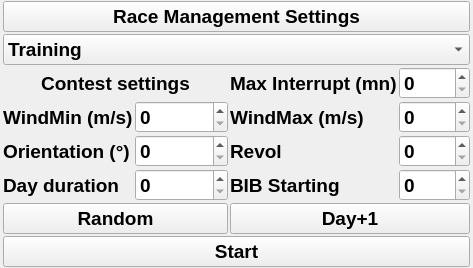
This is F3FChrono/gui/WConfig.ui in jomarin38/F3FChrono as Qt 5 draws it before an edit. The edited form follows.
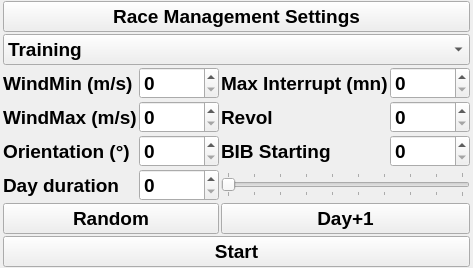
This is the edited form.

Commit message: Settings adding slider for sound volume, noise volume and bib start cleaning settings parameters (gui, config.json, py files) chrono red background for better visibility

What changed in the file:
```diff
--- a/F3FChrono/gui/WConfig.ui
+++ b/F3FChrono/gui/WConfig.ui
@@ -42,57 +42,6 @@
      <property name="spacing">
       <number>2</number>
      </property>
-     <item row="4" column="2">
-      <widget class="QLabel" name="RevolLabel">
-       <property name="font">
-        <font>
-         <pointsize>14</pointsize>
-         <weight>75</weight>
-         <bold>true</bold>
-        </font>
-       </property>
-       <property name="text">
-        <string>Revol</string>
-       </property>
-      </widget>
-     </item>
-     <item row="5" column="3">
-      <widget class="QSpinBox" name="bib_start">
-       <property name="font">
-        <font>
-         <pointsize>14</pointsize>
-         <weight>75</weight>
-         <bold>true</bold>
-        </font>
-       </property>
-      </widget>
-     </item>
-     <item row="3" column="3">
-      <widget class="QSpinBox" name="WindMaxValue">
-       <property name="font">
-        <font>
-         <pointsize>14</pointsize>
-         <weight>75</weight>
-         <bold>true</bold>
-         <kerning>true</kerning>
-        </font>
-       </property>
-      </widget>
-     </item>
-     <item row="3" column="2">
-      <widget class="QLabel" name="WindMaxLabel">
-       <property name="font">
-        <font>
-         <pointsize>14</pointsize>
-         <weight>75</weight>
-         <bold>true</bold>
-        </font>
-       </property>
-       <property name="text">
-        <string>WindMax (m/s)</string>
-       </property>
-      </widget>
-     </item>
      <item row="4" column="1">
       <widget class="QSpinBox" name="OrientationValue">
        <property name="font">
@@ -104,20 +53,6 @@
        </property>
       </widget>
      </item>
-     <item row="3" column="0">
-      <widget class="QLabel" name="WindMinLabel">
-       <property name="font">
-        <font>
-         <pointsize>14</pointsize>
-         <weight>75</weight>
-         <bold>true</bold>
-        </font>
-       </property>
-       <property name="text">
-        <string>WindMin (m/s)</string>
-       </property>
-      </widget>
-     </item>
      <item row="5" column="1">
       <widget class="QSpinBox" name="daydurationvalue">
        <property name="font">
@@ -143,20 +78,6 @@
        </property>
       </widget>
      </item>
-     <item row="5" column="2">
-      <widget class="QLabel" name="bib_start_label">
-       <property name="font">
-        <font>
-         <pointsize>14</pointsize>
-         <weight>75</weight>
-         <bold>true</bold>
-        </font>
-       </property>
-       <property name="text">
-        <string>BIB Starting</string>
-       </property>
-      </widget>
-     </item>
      <item row="2" column="3">
       <widget class="QSpinBox" name="MaxInterruptValue">
        <property name="font">
@@ -171,46 +92,6 @@
        </property>
       </widget>
      </item>
-     <item row="2" column="0" colspan="2">
-      <widget class="QLabel" name="ContestLimitLabel">
-       <property name="sizePolicy">
-        <sizepolicy hsizetype="Preferred" vsizetype="Preferred">
-         <horstretch>0</horstretch>
-         <verstretch>0</verstretch>
-        </sizepolicy>
-       </property>
-       <property name="minimumSize">
-        <size>
-         <width>225</width>
-         <height>0</height>
-        </size>
-       </property>
-       <property name="font">
-        <font>
-         <pointsize>14</pointsize>
-         <weight>75</weight>
-         <bold>true</bold>
-        </font>
-       </property>
-       <property name="text">
-        <string>Contest settings</string>
-       </property>
-       <property name="alignment">
-        <set>Qt::AlignCenter</set>
-       </property>
-      </widget>
-     </item>
-     <item row="4" column="3">
-      <widget class="QSpinBox" name="RevolValue">
-       <property name="font">
-        <font>
-         <pointsize>14</pointsize>
-         <weight>75</weight>
-         <bold>true</bold>
-        </font>
-       </property>
-      </widget>
-     </item>
      <item row="1" column="0" colspan="4">
       <widget class="QComboBox" name="ContestList">
        <property name="font">
@@ -269,17 +150,6 @@
        </property>
       </widget>
      </item>
-     <item row="3" column="1">
-      <widget class="QSpinBox" name="WindMinValue">
-       <property name="font">
-        <font>
-         <pointsize>14</pointsize>
-         <weight>75</weight>
-         <bold>true</bold>
-        </font>
-       </property>
-      </widget>
-     </item>
      <item row="7" column="0" colspan="4">
       <widget class="QPushButton" name="StartBtn">
        <property name="font">
@@ -322,6 +192,129 @@
        </property>
       </widget>
      </item>
+     <item row="2" column="0">
+      <widget class="QLabel" name="WindMinLabel">
+       <property name="font">
+        <font>
+         <pointsize>14</pointsize>
+         <weight>75</weight>
+         <bold>true</bold>
+        </font>
+       </property>
+       <property name="text">
+        <string>WindMin (m/s)</string>
+       </property>
+      </widget>
+     </item>
+     <item row="2" column="1">
+      <widget class="QSpinBox" name="WindMinValue">
+       <property name="font">
+        <font>
+         <pointsize>14</pointsize>
+         <weight>75</weight>
+         <bold>true</bold>
+        </font>
+       </property>
+      </widget>
+     </item>
+     <item row="3" column="0">
+      <widget class="QLabel" name="WindMaxLabel">
+       <property name="font">
+        <font>
+         <pointsize>14</pointsize>
+         <weight>75</weight>
+         <bold>true</bold>
+        </font>
+       </property>
+       <property name="text">
+        <string>WindMax (m/s)</string>
+       </property>
+      </widget>
+     </item>
+     <item row="3" column="1">
+      <widget class="QSpinBox" name="WindMaxValue">
+       <property name="font">
+        <font>
+         <pointsize>14</pointsize>
+         <weight>75</weight>
+         <bold>true</bold>
+         <kerning>true</kerning>
+        </font>
+       </property>
+      </widget>
+     </item>
+     <item row="3" column="2">
+      <widget class="QLabel" name="RevolLabel">
+       <property name="font">
+        <font>
+         <pointsize>14</pointsize>
+         <weight>75</weight>
+         <bold>true</bold>
+        </font>
+       </property>
+       <property name="text">
+        <string>Revol</string>
+       </property>
+      </widget>
+     </item>
+     <item row="3" column="3">
+      <widget class="QSpinBox" name="RevolValue">
+       <property name="font">
+        <font>
+         <pointsize>14</pointsize>
+         <weight>75</weight>
+         <bold>true</bold>
+        </font>
+       </property>
+      </widget>
+     </item>
+     <item row="4" column="2">
+      <widget class="QLabel" name="bib_start_label">
+       <property name="font">
+        <font>
+         <pointsize>14</pointsize>
+         <weight>75</weight>
+         <bold>true</bold>
+        </font>
+       </property>
+       <property name="text">
+        <string>BIB Starting</string>
+       </property>
+      </widget>
+     </item>
+     <item row="4" column="3">
+      <widget class="QSpinBox" name="bib_start">
+       <property name="font">
+        <font>
+         <pointsize>14</pointsize>
+         <weight>75</weight>
+         <bold>true</bold>
+        </font>
+       </property>
+      </widget>
+     </item>
+     <item row="5" column="2" colspan="2">
+      <widget class="QSlider" name="bib_startslider">
+       <property name="minimum">
+        <number>1</number>
+       </property>
+       <property name="maximum">
+        <number>10</number>
+       </property>
+       <property name="pageStep">
+        <number>2</number>
+       </property>
+       <property name="orientation">
+        <enum>Qt::Horizontal</enum>
+       </property>
+       <property name="tickPosition">
+        <enum>QSlider::TicksBothSides</enum>
+       </property>
+       <property name="tickInterval">
+        <number>1</number>
+       </property>
+      </widget>
+     </item>
     </layout>
    </item>
   </layout>
```
The commit also changes 12 other files.
